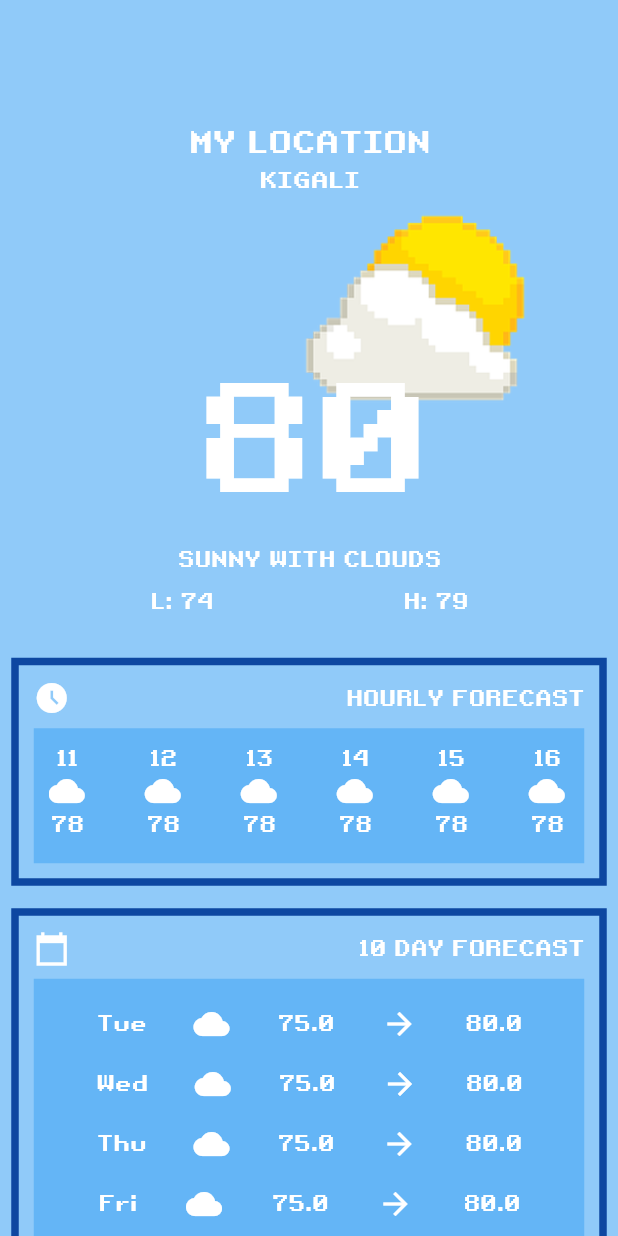
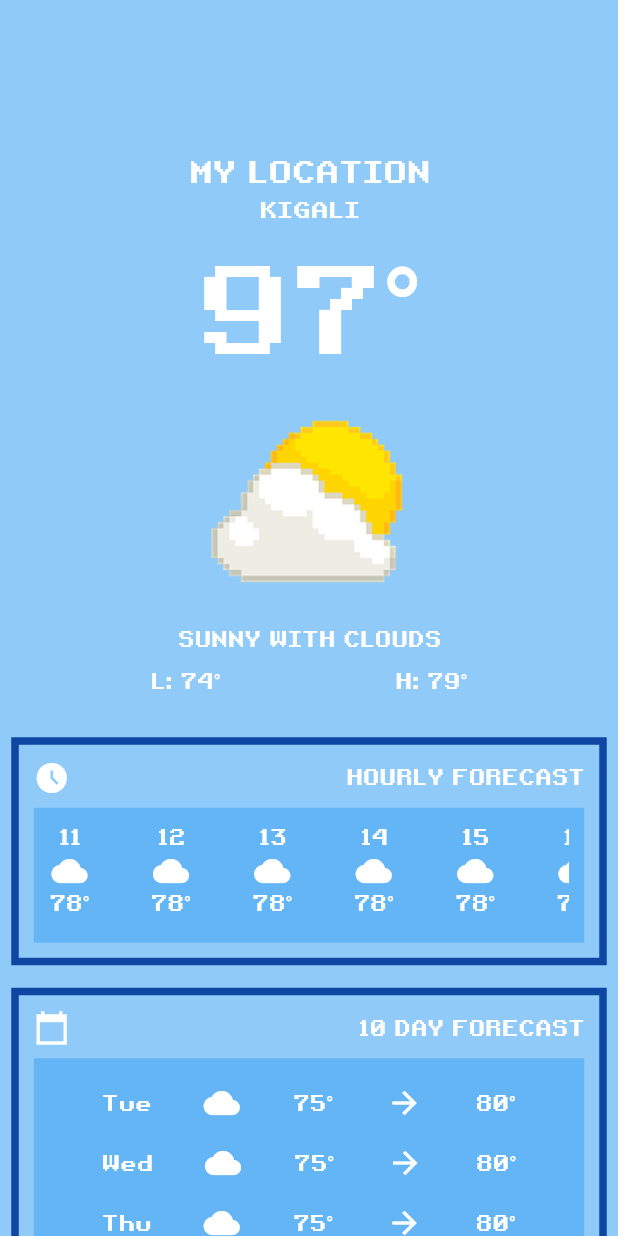
Before and after one commit to gin7018/retro-weather-app, a Flutter app: the screen it shows after launch, on a phone screen of 412 x 824 dp. Run offline on Flutter 3.47's test engine with Material 3 defaults, Android fonts, the phone set to English and light mode, and no system bars; our stand-ins replace geolocator.

Commit message:
added degree symbol

```diff
--- a/lib/days_forecast_widget.dart
+++ b/lib/days_forecast_widget.dart
@@ -28,9 +28,9 @@ class DaysForeCastWidgetState extends State<DaysForeCastWidget> {
                       .format(widget.d10Forecasts[index].date)
                       .substring(0, 3)),
                   const Icon(Icons.cloud),
-                  Text("${widget.d10Forecasts[index].low}"),
+                  Text("${widget.d10Forecasts[index].low?.round()}°"),
                   const Icon(Icons.arrow_forward_outlined),
-                  Text("${widget.d10Forecasts[index].high}"),
+                  Text("${widget.d10Forecasts[index].high?.round()}°"),
                 ],
               ),
             ),
--- a/lib/hour_forecast_widget.dart
+++ b/lib/hour_forecast_widget.dart
@@ -27,7 +27,7 @@ class HourForecastWidgetState extends State<HourForecastWidget> {
               children: [
                 Text("${widget.forecasts[index].date.hour}"),
                 const Icon(Icons.cloud),
-                Text("${widget.forecasts[index].temperature.round()}"),
+                Text("${widget.forecasts[index].temperature.round()}°"),
               ],
             );
           },
--- a/lib/main.dart
+++ b/lib/main.dart
@@ -58,7 +58,7 @@ class WeatherWidgetState extends State<WeatherWidget> {
       d10Forecasts.add(ForeCast(dt, 78, "rain", "rain", 75, 80));
     }
     status = WeatherStatus(
-        "KIGALI", "SUNNY WITH CLOUDS", 80, 74, 79, 75, hourForecasts);
+        "KIGALI", "SUNNY WITH CLOUDS", 97, 74, 79, 75, hourForecasts);
 
     return Scaffold(
       body: SingleChildScrollView(
@@ -68,8 +68,7 @@ class WeatherWidgetState extends State<WeatherWidget> {
           child: Column(
             children: [
               Container(
-                padding: const EdgeInsets.only(
-                    top: 80, left: 100, right: 100, bottom: 80),
+                padding: const EdgeInsets.only(top: 100, left: 100, right: 100),
                 child: Column(
                   children: [
                     const Text(
@@ -80,30 +79,15 @@ class WeatherWidgetState extends State<WeatherWidget> {
                       status.cityLocation,
                       style: const TextStyle(fontSize: 15),
                     ),
-                  ],
-                ),
-              ),
-              Container(
-                padding: const EdgeInsets.only(top: 10, left: 100, right: 100),
-                child: Column(
-                  children: [
-                    Stack(
-                      alignment: Alignment.center,
-                      clipBehavior: Clip.none,
-                      children: [
-                        Positioned(
-                            left: 50,
-                            bottom: 50,
-                            child: Image.asset(
-                              "assets/sunny_clouds.png",
-                              width: 200,
-                              height: 200,
-                            )),
-                        Text(
-                          "${status.currentTemperature.round()}",
-                          style: const TextStyle(fontSize: 100),
-                        )
-                      ],
+                    Text(
+                      "${status.currentTemperature.round()}°",
+                      style: const TextStyle(fontSize: 80),
+                    ),
+                    Image.asset(
+                      "assets/sunny_clouds.png",
+                      width: 150,
+                      height: 150,
+                      fit: BoxFit.cover,
                     ),
                     Padding(
                       padding: const EdgeInsets.only(bottom: 8.0),
@@ -114,9 +98,9 @@ class WeatherWidgetState extends State<WeatherWidget> {
                       child: Row(
                         mainAxisAlignment: MainAxisAlignment.center,
                         children: [
-                          Text("L: ${status.lowestTemperature.round()}"),
+                          Text("L: ${status.lowestTemperature.round()}°"),
                           const Spacer(),
-                          Text("H: ${status.highestTemperature.round()}"),
+                          Text("H: ${status.highestTemperature.round()}°"),
                         ],
                       ),
                     ),
```
